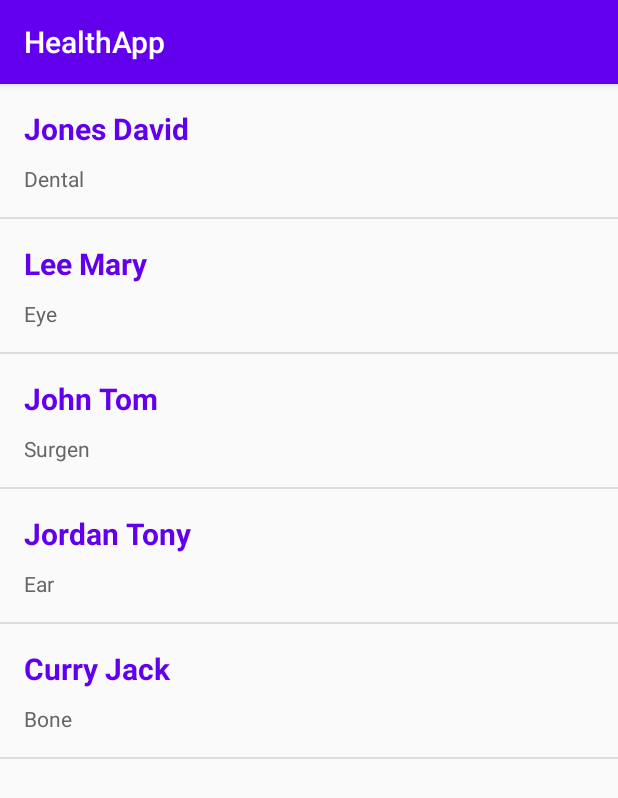
After one commit to luckyjaiswaal/HealthApp, an Android app: the fragment DoctorsFragment shown on its own in the app's theme, on a phone screen of 412 x 824 dp. The commit adds this screen. Shown: the top 798 px of the screen. Run offline under Robolectric (Android 15) with nearby library versions, the phone set to English and light mode, and no system bars.

Commit message:
New doctor list and detail pages.

```diff
--- a/app/src/main/AndroidManifest.xml
+++ b/app/src/main/AndroidManifest.xml
@@ -9,6 +9,7 @@
         android:roundIcon="@mipmap/ic_launcher_round"
         android:supportsRtl="true"
         android:theme="@style/AppTheme">
+        <activity android:name=".DoctorDetailActivity"></activity>
         <activity
             android:name=".MainActivity"
             android:label="@string/app_name"
--- /dev/null
+++ b/app/src/main/java/com/example/healthapp/models/Doctor.java
@@ -0,0 +1,57 @@
+package com.example.healthapp.models;
+
+public class Doctor {
+    private int id;
+    private String firstName;
+    private String lastName;
+    private String department;
+    private String introduction;
+
+    public Doctor(int id, String firstName, String lastName, String department, String introduction) {
+        this.id = id;
+        this.firstName = firstName;
+        this.lastName = lastName;
+        this.department = department;
+        this.introduction = introduction;
+    }
+
+    public int getId() {
+        return id;
+    }
+
+    public void setId(int id) {
+        this.id = id;
+    }
+
+    public String getFirstName() {
+        return firstName;
+    }
+
+    public void setFirstName(String firstName) {
+        this.firstName = firstName;
+    }
+
+    public String getLastName() {
+        return lastName;
+    }
+
+    public void setLastName(String lastName) {
+        this.lastName = lastName;
+    }
+
+    public String getDepartment() {
+        return department;
+    }
+
+    public void setDepartment(String department) {
+        this.department = department;
+    }
+
+    public String getIntroduction() {
+        return introduction;
+    }
+
+    public void setIntroduction(String introduction) {
+        this.introduction = introduction;
+    }
+}
--- /dev/null
+++ b/app/src/main/java/com/example/healthapp/ui/doctors/DoctorsFragment.java
@@ -0,0 +1,87 @@
+package com.example.healthapp.ui.doctors;
+
+import android.content.Context;
+import android.content.Intent;
+import android.os.Bundle;
+import android.view.LayoutInflater;
+import android.view.View;
+import android.view.ViewGroup;
+import android.widget.AdapterView;
+import android.widget.ArrayAdapter;
+import android.widget.ListView;
+import android.widget.TextView;
+
+import androidx.annotation.NonNull;
+import androidx.fragment.app.Fragment;
+import androidx.lifecycle.ViewModelProviders;
+
+import com.example.healthapp.DoctorDetailActivity;
+import com.example.healthapp.R;
+import com.example.healthapp.models.Doctor;
+
+import java.util.Arrays;
+import java.util.List;
+
+public class DoctorsFragment extends Fragment {
+
+    private DoctorsViewModel doctorsViewModel;
+    private List<Doctor> doctorDataList = Arrays.asList(
+            new Doctor(1, "David", "Jones", "Dental", "Lorem ipsum dolor sit amet, consectetuer adipiscing elit. Aenean commodo ligula eget dolor. Aenean massa. Cum sociis natoque penatibus et magnis dis parturient montes, nascetur ridiculus mus. Donec quam felis, ultricies nec, pellentesque eu, pretium quis, sem. Nulla consequat massa quis enim. Donec pede justo, fringilla vel, aliquet nec, vulputate eget, arcu. In enim justo, rhoncus ut, imperdiet a, venenatis vitae, justo. Nullam dictum felis eu pede mollis pretium. Integer tincidunt. Cras dapibus. Vivamus elementum semper nisi. Aenean vulputate eleifend tellus. Aenean leo ligula, porttitor eu, consequat vitae, eleifend ac, enim. Aliquam lorem ante, dapibus in, viverra quis, feugiat a, tellus. Phasellus viverra nulla ut metus varius laoreet. Quisque rutrum. Aenean imperdiet. Etiam ultricies nisi vel augue. Curabitur ullamcorper ultricies nisi. Nam eget dui. Etiam rhoncus. Maecenas tempus, tellus eget condimentum rhoncus, sem quam semper libero, sit amet adipiscing sem neque sed ipsum. Nam quam nunc, blandit vel, luctus pulvinar, hendrerit id, lorem. Maecenas nec odio et ante tincidunt tempus. Donec vitae sapien ut libero venenatis faucibus. Nullam quis ante. Etiam sit amet orci eget eros faucibus tincidunt. Duis leo. Sed fringilla mauris sit amet nibh. Donec sodales sagittis magna. Sed consequat, leo eget bibendum sodales, augue velit cursus nunc."),
+            new Doctor(2, "Mary", "Lee", "Eye", "Lorem ipsum dolor sit amet, consectetuer adipiscing elit. Aenean commodo ligula eget dolor. Aenean massa. Cum sociis natoque penatibus et magnis dis parturient montes, nascetur ridiculus mus. Donec quam felis, ultricies nec, pellentesque eu, pretium quis, sem. Nulla consequat massa quis enim. Donec pede justo, fringilla vel, aliquet nec, vulputate eget, arcu. In enim justo, rhoncus ut, imperdiet a, venenatis vitae, justo. Nullam dictum felis eu pede mollis pretium. Integer tincidunt. Cras dapibus. Vivamus elementum semper nisi. Aenean vulputate eleifend tellus. Aenean leo ligula, porttitor eu, consequat vitae, eleifend ac, enim. Aliquam lorem ante, dapibus in, viverra quis, feugiat a, tellus. Phasellus viverra nulla ut metus varius laoreet. Quisque rutrum. Aenean imperdiet. Etiam ultricies nisi vel augue. Curabitur ullamcorper ultricies nisi. Nam eget dui. Etiam rhoncus. Maecenas tempus, tellus eget condimentum rhoncus, sem quam semper libero, sit amet adipiscing sem neque sed ipsum. Nam quam nunc, blandit vel, luctus pulvinar, hendrerit id, lorem. Maecenas nec odio et ante tincidunt tempus. Donec vitae sapien ut libero venenatis faucibus. Nullam quis ante. Etiam sit amet orci eget eros faucibus tincidunt. Duis leo. Sed fringilla mauris sit amet nibh. Donec sodales sagittis magna. Sed consequat, leo eget bibendum sodales, augue velit cursus nunc,"),
+            new Doctor(3, "Tom", "John", "Surgen", "Sed ut perspiciatis unde omnis iste natus error sit voluptatem accusantium doloremque laudantium, totam rem aperiam, eaque ipsa quae ab illo inventore veritatis et quasi architecto beatae vitae dicta sunt explicabo. Nemo enim ipsam voluptatem quia voluptas sit aspernatur aut odit aut fugit, sed quia consequuntur magni dolores eos qui ratione voluptatem sequi nesciunt. Neque porro quisquam est, qui dolorem ipsum quia dolor sit amet, consectetur, adipisci velit, sed quia non numquam eius modi tempora incidunt ut labore et dolore magnam aliquam quaerat voluptatem. Ut enim ad minima veniam, quis nostrum exercitationem ullam corporis suscipit laboriosam, nisi ut aliquid ex ea commodi consequatur? Quis autem vel eum iure reprehenderit qui in ea voluptate velit esse quam nihil molestiae consequatur, vel illum qui dolorem eum fugiat quo voluptas nulla pariatur? At vero eos et accusamus et iusto odio dignissimos ducimus qui blanditiis praesentium voluptatum deleniti atque corrupti quos dolores et quas molestias excepturi sint occaecati cupiditate non provident, similique sunt in culpa qui officia deserunt mollitia animi, id est laborum et dolorum fuga. Et harum quidem rerum facilis est et expedita distinctio. Nam libero tempore, cum soluta nobis est eligendi optio cumque nihil impedit quo minus id quod maxime placeat facere"),
+            new Doctor(4, "Tony", "Jordan", "Ear", "Li Europan lingues es membres del sam familie. Lor separat existentie es un myth. Por scientie, musica, sport etc, litot Europa usa li sam vocabular. Li lingues differe solmen in li grammatica, li pronunciation e li plu commun vocabules. Omnicos directe al desirabilite de un nov lingua franca: On refusa continuar payar custosi traductores. At solmen va esser necessi far uniform grammatica, pronunciation e plu sommun paroles. Ma quande lingues coalesce, li grammatica del resultant lingue es plu simplic e regulari quam ti del coalescent lingues. Li nov lingua franca va esser plu simplic e regulari quam li existent Europan lingues. It va esser tam simplic quam Occidental in fact, it va esser Occidental. A un Angleso it va semblar un simplificat Angles, quam un skeptic Cambridge amico dit me que Occidental es.Li Europan lingues es membres del sam familie. Lor separat existentie es un myth. Por scientie, musica, sport etc, litot Europa usa li sam vocabular. Li lingues differe solmen in li grammatica, li pronunciation e li plu commun vocabules. Omnicos directe al desirabilite de un nov lingua franca: On refusa continuar payar custosi traductores. At solmen va esser necessi far uniform grammatica, pronunciation e plu sommun paroles."),
+            new Doctor(5, "Jack", "Curry", "Bone", "One morning, when Gregor Samsa woke from troubled dreams, he found himself transformed in his bed into a horrible vermin. He lay on his armour-like back, and if he lifted his head a little he could see his brown belly, slightly domed and divided by arches into stiff sections. The bedding was hardly able to cover it and seemed ready to slide off any moment. His many legs, pitifully thin compared with the size of the rest of him, waved about helplessly as he looked. \"What's happened to me?\" he thought. It wasn't a dream. His room, a proper human room although a little too small, lay peacefully between its four familiar walls. A collection of textile samples lay spread out on the table - Samsa was a travelling salesman - and above it there hung a picture that he had recently cut out of an illustrated magazine and housed in a nice, gilded frame. It showed a lady fitted out with a fur hat and fur boa who sat upright, raising a heavy fur muff that covered the whole of her lower arm towards the viewer. Gregor then turned to look out the window at the dull weather. Drops")
+    );
+
+    public View onCreateView(@NonNull LayoutInflater inflater,
+                             ViewGroup container, Bundle savedInstanceState) {
+        doctorsViewModel =
+                ViewModelProviders.of(this).get(DoctorsViewModel.class);
+        View root = inflater.inflate(R.layout.fragment_doctors, container, false);
+        // Create a List from String Array elements
+        // Create an ArrayAdapter from List
+        DoctorsAdapter doctorsAdapter = new DoctorsAdapter(getActivity(), doctorDataList);
+
+        ListView listView = root.findViewById(R.id.doctorList);
+        listView.setAdapter(doctorsAdapter);
+
+        // Set an item click listener for ListView
+        listView.setOnItemClickListener(new AdapterView.OnItemClickListener() {
+            @Override
+            public void onItemClick(AdapterView<?> parent, View view, int position, long id) {
+                // Get the selected item text from ListView
+                Doctor selectedItem = (Doctor) parent.getItemAtPosition(position);
+                Intent intent = new Intent(getActivity(), DoctorDetailActivity.class);
+                intent.putExtra("doctorName", selectedItem.getFirstName() + " " + selectedItem.getLastName());
+                intent.putExtra("introduction", selectedItem.getIntroduction());
+                startActivity(intent);
+                System.out.println(selectedItem.getFirstName());
+            }
+        });
+        return root;
+    }
+
+    class DoctorsAdapter extends ArrayAdapter<Doctor> {
+        public DoctorsAdapter(Context context, List<Doctor> doctors) {
+            super(context, 0, doctors);
+        }
+
+        @Override
+        public View getView(int position, View convertView, ViewGroup parent) {
+            // Get the data item for this position
+            Doctor doctor = getItem(position);
+            // Check if an existing view is being reused, otherwise inflate the view
+            if (convertView == null) {
+                convertView = LayoutInflater.from(getContext()).inflate(R.layout.doctor_item, parent, false);
+            }
+            // Lookup view for data population
+            TextView tvName = convertView.findViewById(R.id.doctorName);
+            TextView tvDepart = convertView.findViewById(R.id.department);
+            // Populate the data into the template view using the data object
+            tvName.setText(doctor.getLastName() + " " + doctor.getFirstName());
+            tvDepart.setText(doctor.getDepartment());
+            // Return the completed view to render on screen
+            return convertView;
+        }
+    }
+}
--- /dev/null
+++ b/app/src/main/java/com/example/healthapp/ui/doctors/DoctorsViewModel.java
@@ -0,0 +1,19 @@
+package com.example.healthapp.ui.doctors;
+
+import androidx.lifecycle.LiveData;
+import androidx.lifecycle.MutableLiveData;
+import androidx.lifecycle.ViewModel;
+
+public class DoctorsViewModel extends ViewModel {
+
+    private MutableLiveData<String> mText;
+
+    public DoctorsViewModel() {
+        mText = new MutableLiveData<>();
+        mText.setValue("This is gallery fragment");
+    }
+
+    public LiveData<String> getText() {
+        return mText;
+    }
+}
--- /dev/null
+++ b/app/src/main/res/layout/doctor_item.xml
@@ -0,0 +1,35 @@
+<?xml version="1.0" encoding="utf-8"?>
+<LinearLayout
+    xmlns:android="http://schemas.android.com/apk/res/android"
+    android:layout_width="match_parent"
+    android:layout_height="wrap_content"
+    android:orientation="horizontal"
+    android:padding="16dp"
+    >
+    <LinearLayout
+        android:layout_width="match_parent"
+        android:layout_height="wrap_content"
+        android:orientation="vertical">
+        <TextView
+            android:layout_width="match_parent"
+            android:layout_height="wrap_content"
+            android:text="Doctor Name"
+            android:textColor="@color/colorPrimary"
+            android:textStyle="bold"
+            android:textSize="20dp"
+            android:id="@+id/doctorName"
+            >
+        </TextView>
+
+        <TextView
+            android:layout_width="match_parent"
+            android:layout_height="wrap_content"
+            android:text="Department"
+            android:textColor="#666"
+            android:layout_marginTop="10dp"
+            android:id="@+id/department"
+            >
+        </TextView>
+
+    </LinearLayout>
+</LinearLayout>
--- /dev/null
+++ b/app/src/main/res/layout/fragment_doctors.xml
@@ -0,0 +1,17 @@
+<?xml version="1.0" encoding="utf-8"?>
+<LinearLayout
+    xmlns:android="http://schemas.android.com/apk/res/android"
+    xmlns:app="http://schemas.android.com/apk/res-auto"
+    xmlns:tools="http://schemas.android.com/tools"
+    android:layout_width="match_parent"
+    android:layout_height="match_parent"
+    tools:context=".ui.doctors.DoctorsFragment">
+
+   <ListView
+       android:layout_width="match_parent"
+       android:layout_height="match_parent"
+       android:id="@+id/doctorList"
+       >
+
+   </ListView>
+</LinearLayout>
--- a/app/src/main/res/menu/activity_main_drawer.xml
+++ b/app/src/main/res/menu/activity_main_drawer.xml
@@ -16,5 +16,9 @@
             android:id="@+id/nav_patients"
             android:icon="@drawable/ic_menu_slideshow"
             android:title="@string/menu_patients" />
+        <item
+            android:id="@+id/nav_doctors"
+            android:icon="@drawable/ic_menu_slideshow"
+            android:title="Doctors" />
     </group>
 </menu>
--- a/app/src/main/res/navigation/mobile_navigation.xml
+++ b/app/src/main/res/navigation/mobile_navigation.xml
@@ -40,4 +40,9 @@
         android:name="com.example.healthapp.ui.slideshow.SlideshowFragment"
         android:label="@string/menu_patients"
         tools:layout="@layout/fragment_slideshow" />
+    <fragment
+        android:id="@+id/nav_doctors"
+        android:name="com.example.healthapp.ui.doctors.DoctorsFragment"
+        android:label="Doctors"
+        tools:layout="@layout/fragment_doctors" />
 </navigation>
```
Also changed, not shown: app/src/main/java/com/example/healthapp/DoctorDetailActivity.java (added, +23 -0 lines), app/src/main/java/com/example/healthapp/ui/fragment_doctor_detail/DoctorDetailFragment.java (added, +52 -0 lines), app/src/main/java/com/example/healthapp/ui/fragment_doctor_detail/DoctorDetailViewModel.java (added, +7 -0 lines), app/src/main/res/layout/doctor_detail_activity.xml (added, +7 -0 lines), app/src/main/res/layout/doctor_detail_fragment.xml (added, +32 -0 lines).
